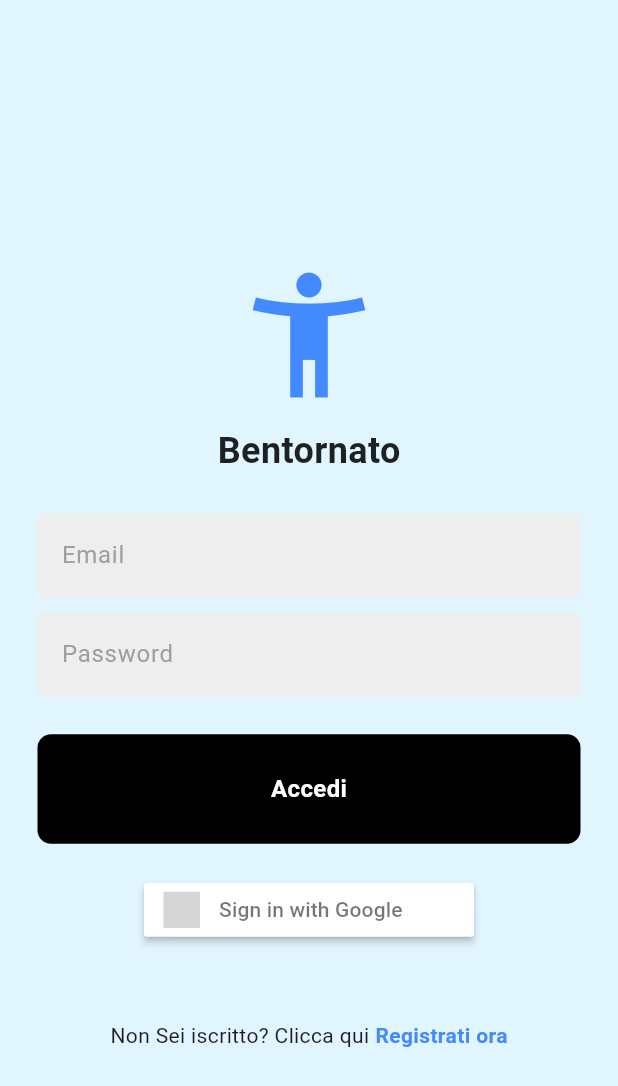
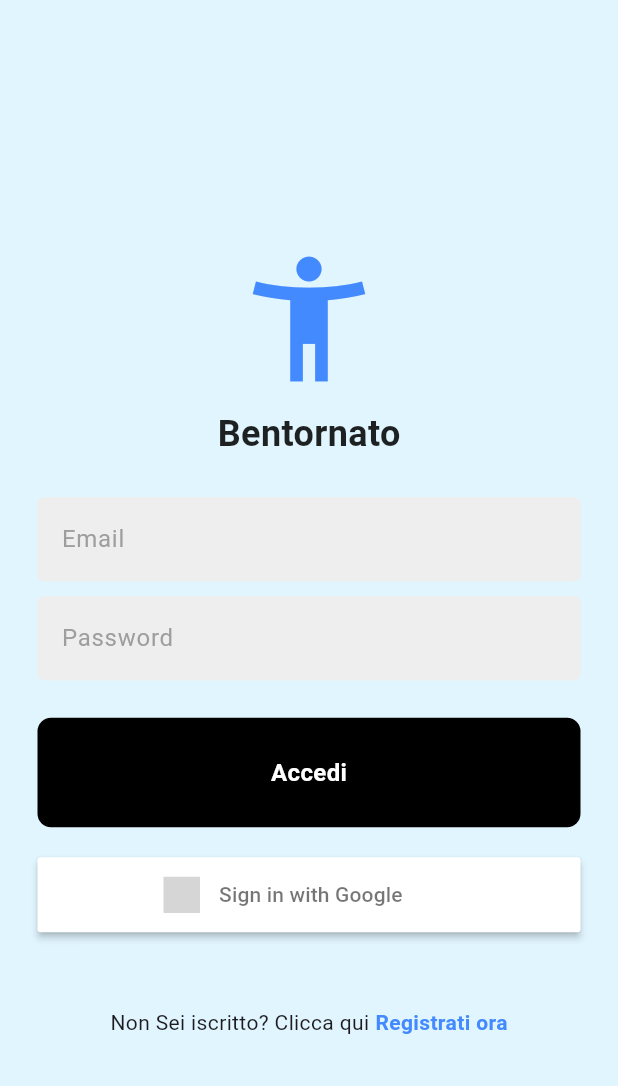
Before and after one commit to MichelaMoro/CAA_TEST, a Flutter app: the screen it shows after launch, on a phone screen of 412 x 824 dp. Shown: the top 1086 px of the screen. Run offline on Flutter 3.47's test engine with Material 3 defaults, Android fonts, the phone set to English and light mode, and no system bars; our stand-ins replace cached_network_image, cloud_firestore, device_info_plus, firebase_auth, firebase_core, firebase_storage and 5 more; accounts and stored records are empty; grey boxes are pictures that could not be loaded.

```diff
--- a/lib/pages/login_page.dart
+++ b/lib/pages/login_page.dart
@@ -23,15 +23,12 @@ class _LoginPageState extends State<LoginPage> {
   void signIn() async {
     final authService = Provider.of<AuthService>(context, listen: false);
     try {
-      // Effettua il login
       UserCredential userCredential = await authService.signInWithEmailandPassword(
         emailController.text,
         passwordController.text,
       );
 
-      // Verifica se l'email è stata confermata
       if (userCredential.user != null && !userCredential.user!.emailVerified) {
-        // Mostra un messaggio e fai il logout dell'utente
         ScaffoldMessenger.of(context).showSnackBar(
           const SnackBar(
             content: Text(
@@ -39,17 +36,13 @@ class _LoginPageState extends State<LoginPage> {
             ),
           ),
         );
-
-        // Logout immediato
         await FirebaseAuth.instance.signOut();
       } else {
-        // Se l'email è verificata, procedi
         ScaffoldMessenger.of(context).showSnackBar(
           const SnackBar(
             content: Text("Accesso avvenuto con successo!"),
           ),
         );
-        // Naviga alla pagina successiva o esegui altre operazioni
         Navigator.pushReplacementNamed(context, '/home');
       }
     } catch (e) {
@@ -71,33 +64,32 @@ class _LoginPageState extends State<LoginPage> {
   void navigateToRegisterPage() {
     Navigator.of(context).push(
       MaterialPageRoute(builder: (context) => RegisterPage(onTap: () {
-        // Se vuoi gestire l'eventuale callback per tornare alla login
         Navigator.of(context).pop();
-      }, isCalledFromLogin: true)), // Passa true qui
+      }, isCalledFromLogin: true)),
     );
   }
 
   @override
   Widget build(BuildContext context) {
     return Scaffold(
-      backgroundColor: Colors.lightBlue[50], // Colore di sfondo personalizzato
+      backgroundColor: Colors.lightBlue[50],
       body: SafeArea(
         child: Center(
+          child: SingleChildScrollView( // previene overflow verticale
             child: Padding(
               padding: const EdgeInsets.symmetric(horizontal: 25.0),
               child: Column(
                 mainAxisAlignment: MainAxisAlignment.center,
                 children: [
                   const SizedBox(height: 50),
-                // Icona personalizzata per il login
                   Icon(
-                  Icons.accessibility_new, // Usa un'icona generica
+                    Icons.accessibility_new,
                     size: 100,
-                  color: Colors.blueAccent, // Colore iconica
+                    color: Colors.blueAccent,
                   ),
                   const SizedBox(height: 10),
                   const Text(
-                  "Bentornato", // Testo del benvenuto
+                    "Bentornato",
                     style: TextStyle(
                       fontSize: 24,
                       fontWeight: FontWeight.bold,
@@ -105,7 +97,6 @@ class _LoginPageState extends State<LoginPage> {
                     ),
                   ),
                   const SizedBox(height: 25),
-                // Campi di input per l'email e la password
                   MyTextField(
                     controller: emailController,
                     hintText: 'Email',
@@ -118,34 +109,43 @@ class _LoginPageState extends State<LoginPage> {
                     obscureText: true,
                   ),
                   const SizedBox(height: 25),
-                // Pulsante per accedere
-                MyButton(onTap: signIn, text: "Accedi"),
+                  SizedBox(
+                    width: double.infinity,
+                    child: MyButton(
+                      onTap: signIn,
+                      text: "Accedi",
+                    ),
+                  ),
                   const SizedBox(height: 20),
-                // Pulsante per accedere con Google
-                SignInButton(
+                  SizedBox(
+                    width: double.infinity,
+                    height: 50,
+                    child: SignInButton(
                       Buttons.Google,
                       onPressed: signInWithGoogle,
                     ),
+                  ),
                   const SizedBox(height: 50),
-                // Righe per passare alla registrazione
                   Row(
                     mainAxisAlignment: MainAxisAlignment.center,
                     children: [
                       const Text('Non Sei iscritto? Clicca qui'),
                       const SizedBox(width: 4),
                       GestureDetector(
-                      onTap: navigateToRegisterPage, // Naviga alla RegisterPage
+                        onTap: navigateToRegisterPage,
                         child: const Text(
                           'Registrati ora',
                           style: TextStyle(
                             fontWeight: FontWeight.bold,
-                          color: Colors.blueAccent, // Colore link
+                            color: Colors.blueAccent,
                           ),
                         ),
                       ),
                     ],
                   ),
+                  const SizedBox(height: 20),
                 ],
+              ),
             ),
           ),
         ),
--- a/pubspec.yaml
+++ b/pubspec.yaml
@@ -51,7 +51,7 @@ dependencies:
   device_info_plus: ^9.0.0
   flutter_cache_manager: ^3.3.0
   cached_network_image: ^3.2.0
-
+  auto_size_text: ^3.0.0
 
 
 
```
Also changed, not shown: lib/model/sticker_picker.dart (+22 -81 lines), lib/pages/register_page.dart (+34 -51 lines). Lines whose indentation alone changed are shown as unchanged.
